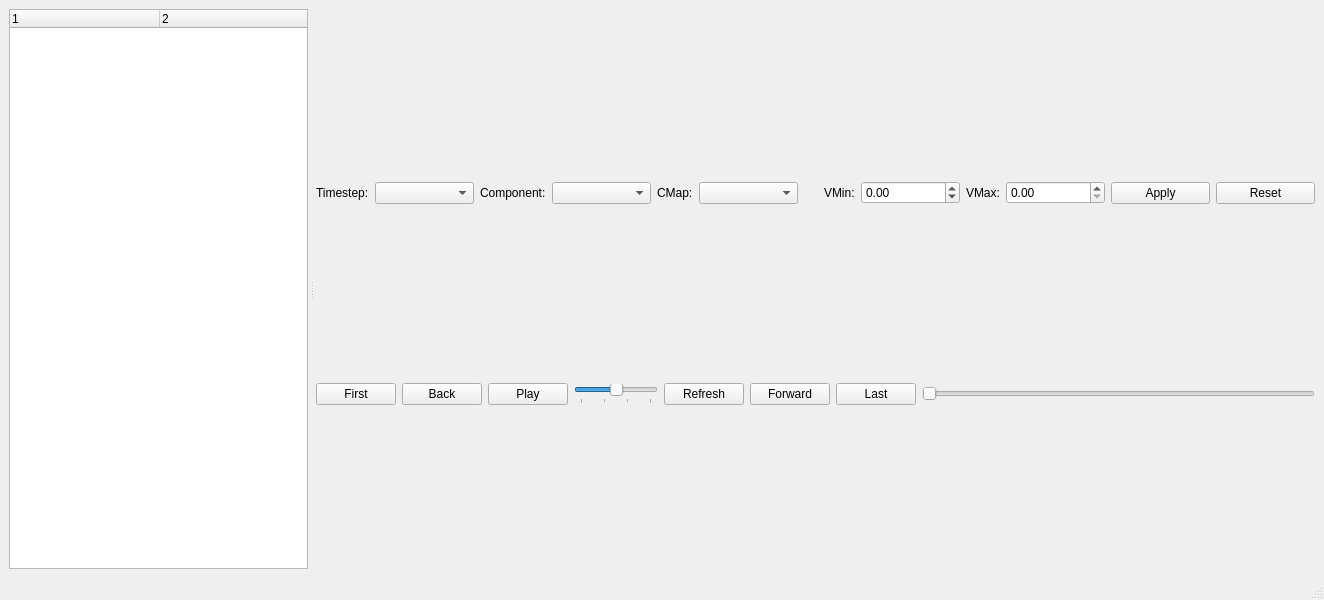
Old version of the form xanespy/qt_frame_window.ui in the repository canismarko/xanespy.
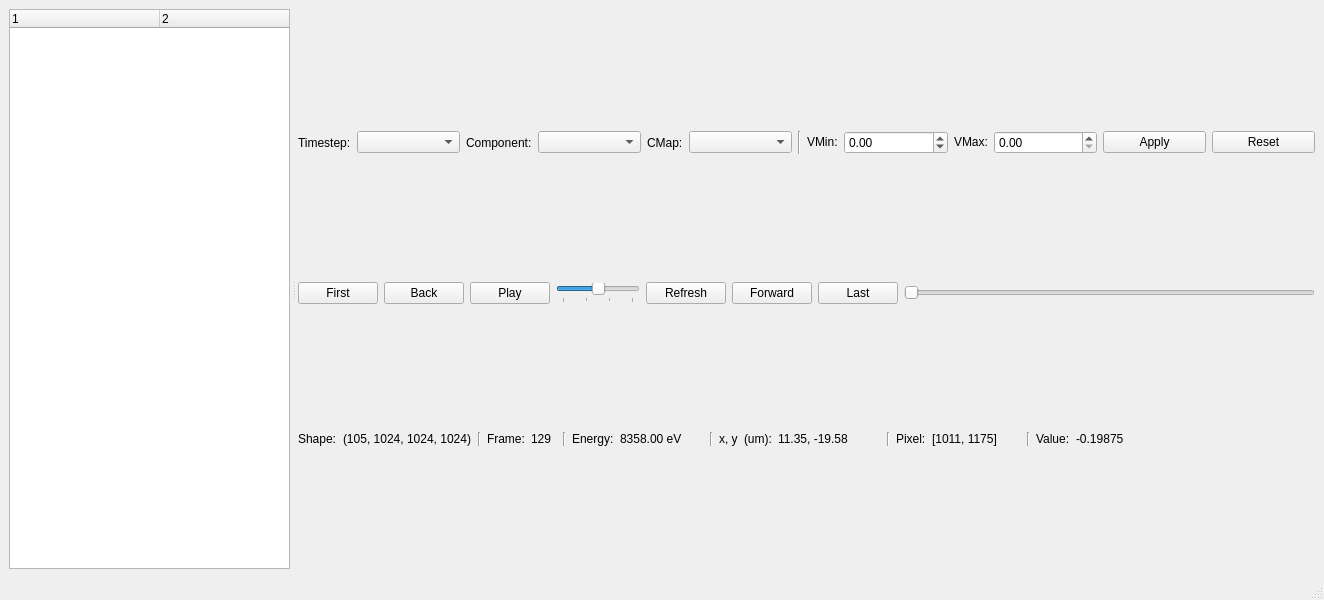
New version of the form. Icons and pictures are not drawn.

Commit message: Moved indicators for frame info off of the statusbar into a layout.

Diff of the .ui file:
```diff
--- a/xanespy/qt_frame_window.ui
+++ b/xanespy/qt_frame_window.ui
@@ -164,20 +164,11 @@
            </widget>
           </item>
           <item>
-           <spacer name="verticalSpacer">
+           <widget class="Line" name="line">
             <property name="orientation">
              <enum>Qt::Vertical</enum>
             </property>
-            <property name="sizeType">
-             <enum>QSizePolicy::Fixed</enum>
-            </property>
-            <property name="sizeHint" stdset="0">
-             <size>
-              <width>20</width>
-              <height>40</height>
-             </size>
-            </property>
-           </spacer>
+           </widget>
           </item>
           <item>
            <widget class="QLabel" name="lblVMin">
@@ -415,6 +406,310 @@
           </item>
          </layout>
         </item>
+        <item>
+         <layout class="QHBoxLayout" name="horizontalLayout">
+          <item>
+           <widget class="QLabel" name="label_3">
+            <property name="sizePolicy">
+             <sizepolicy hsizetype="Fixed" vsizetype="Fixed">
+              <horstretch>0</horstretch>
+              <verstretch>0</verstretch>
+             </sizepolicy>
+            </property>
+            <property name="text">
+             <string>Shape:</string>
+            </property>
+           </widget>
+          </item>
+          <item>
+           <widget class="QLabel" name="lblShape">
+            <property name="sizePolicy">
+             <sizepolicy hsizetype="Fixed" vsizetype="Fixed">
+              <horstretch>0</horstretch>
+              <verstretch>0</verstretch>
+             </sizepolicy>
+            </property>
+            <property name="minimumSize">
+             <size>
+              <width>0</width>
+              <height>0</height>
+             </size>
+            </property>
+            <property name="text">
+             <string>(105, 1024, 1024, 1024)</string>
+            </property>
+           </widget>
+          </item>
+          <item>
+           <widget class="Line" name="line_2">
+            <property name="sizePolicy">
+             <sizepolicy hsizetype="Fixed" vsizetype="Preferred">
+              <horstretch>0</horstretch>
+              <verstretch>0</verstretch>
+             </sizepolicy>
+            </property>
+            <property name="minimumSize">
+             <size>
+              <width>0</width>
+              <height>0</height>
+             </size>
+            </property>
+            <property name="orientation">
+             <enum>Qt::Vertical</enum>
+            </property>
+           </widget>
+          </item>
+          <item>
+           <widget class="QLabel" name="label_4">
+            <property name="sizePolicy">
+             <sizepolicy hsizetype="Fixed" vsizetype="Fixed">
+              <horstretch>0</horstretch>
+              <verstretch>0</verstretch>
+             </sizepolicy>
+            </property>
+            <property name="text">
+             <string>Frame:</string>
+            </property>
+           </widget>
+          </item>
+          <item>
+           <widget class="QLabel" name="lblIndex">
+            <property name="sizePolicy">
+             <sizepolicy hsizetype="Fixed" vsizetype="Fixed">
+              <horstretch>0</horstretch>
+              <verstretch>0</verstretch>
+             </sizepolicy>
+            </property>
+            <property name="minimumSize">
+             <size>
+              <width>26</width>
+              <height>0</height>
+             </size>
+            </property>
+            <property name="text">
+             <string>129</string>
+            </property>
+           </widget>
+          </item>
+          <item>
+           <widget class="Line" name="line_3">
+            <property name="sizePolicy">
+             <sizepolicy hsizetype="Fixed" vsizetype="Preferred">
+              <horstretch>0</horstretch>
+              <verstretch>0</verstretch>
+             </sizepolicy>
+            </property>
+            <property name="minimumSize">
+             <size>
+              <width>0</width>
+              <height>0</height>
+             </size>
+            </property>
+            <property name="orientation">
+             <enum>Qt::Vertical</enum>
+            </property>
+           </widget>
+          </item>
+          <item>
+           <widget class="QLabel" name="label_12">
+            <property name="sizePolicy">
+             <sizepolicy hsizetype="Fixed" vsizetype="Fixed">
+              <horstretch>0</horstretch>
+              <verstretch>0</verstretch>
+             </sizepolicy>
+            </property>
+            <property name="text">
+             <string>Energy:</string>
+            </property>
+           </widget>
+          </item>
+          <item>
+           <widget class="QLabel" name="lblEnergy">
+            <property name="sizePolicy">
+             <sizepolicy hsizetype="Fixed" vsizetype="Fixed">
+              <horstretch>0</horstretch>
+              <verstretch>0</verstretch>
+             </sizepolicy>
+            </property>
+            <property name="minimumSize">
+             <size>
+              <width>84</width>
+              <height>0</height>
+             </size>
+            </property>
+            <property name="text">
+             <string>8358.00 eV</string>
+            </property>
+           </widget>
+          </item>
+          <item>
+           <widget class="Line" name="line_4">
+            <property name="sizePolicy">
+             <sizepolicy hsizetype="Fixed" vsizetype="Preferred">
+              <horstretch>0</horstretch>
+              <verstretch>0</verstretch>
+             </sizepolicy>
+            </property>
+            <property name="minimumSize">
+             <size>
+              <width>0</width>
+              <height>0</height>
+             </size>
+            </property>
+            <property name="orientation">
+             <enum>Qt::Vertical</enum>
+            </property>
+           </widget>
+          </item>
+          <item>
+           <widget class="QLabel" name="label_10">
+            <property name="sizePolicy">
+             <sizepolicy hsizetype="Fixed" vsizetype="Fixed">
+              <horstretch>0</horstretch>
+              <verstretch>0</verstretch>
+             </sizepolicy>
+            </property>
+            <property name="text">
+             <string>x, y</string>
+            </property>
+           </widget>
+          </item>
+          <item>
+           <widget class="QLabel" name="lblUnit">
+            <property name="sizePolicy">
+             <sizepolicy hsizetype="Fixed" vsizetype="Fixed">
+              <horstretch>0</horstretch>
+              <verstretch>0</verstretch>
+             </sizepolicy>
+            </property>
+            <property name="text">
+             <string>(um):</string>
+            </property>
+           </widget>
+          </item>
+          <item>
+           <widget class="QLabel" name="lblCursor">
+            <property name="sizePolicy">
+             <sizepolicy hsizetype="Fixed" vsizetype="Fixed">
+              <horstretch>0</horstretch>
+              <verstretch>0</verstretch>
+             </sizepolicy>
+            </property>
+            <property name="minimumSize">
+             <size>
+              <width>103</width>
+              <height>0</height>
+             </size>
+            </property>
+            <property name="text">
+             <string>11.35, -19.58</string>
+            </property>
+           </widget>
+          </item>
+          <item>
+           <widget class="Line" name="line_5">
+            <property name="sizePolicy">
+             <sizepolicy hsizetype="Fixed" vsizetype="Preferred">
+              <horstretch>0</horstretch>
+              <verstretch>0</verstretch>
+             </sizepolicy>
+            </property>
+            <property name="minimumSize">
+             <size>
+              <width>0</width>
+              <height>0</height>
+             </size>
+            </property>
+            <property name="orientation">
+             <enum>Qt::Vertical</enum>
+            </property>
+           </widget>
+          </item>
+          <item>
+           <widget class="QLabel" name="label_7">
+            <property name="sizePolicy">
+             <sizepolicy hsizetype="Fixed" vsizetype="Fixed">
+              <horstretch>0</horstretch>
+              <verstretch>0</verstretch>
+             </sizepolicy>
+            </property>
+            <property name="text">
+             <string>Pixel:</string>
+            </property>
+           </widget>
+          </item>
+          <item>
+           <widget class="QLabel" name="lblPixel">
+            <property name="sizePolicy">
+             <sizepolicy hsizetype="Fixed" vsizetype="Fixed">
+              <horstretch>0</horstretch>
+              <verstretch>0</verstretch>
+             </sizepolicy>
+            </property>
+            <property name="minimumSize">
+             <size>
+              <width>89</width>
+              <height>0</height>
+             </size>
+            </property>
+            <property name="text">
+             <string>[1011, 1175]</string>
+            </property>
+           </widget>
+          </item>
+          <item>
+           <widget class="Line" name="line_6">
+            <property name="sizePolicy">
+             <sizepolicy hsizetype="Fixed" vsizetype="Preferred">
+              <horstretch>0</horstretch>
+              <verstretch>0</verstretch>
+             </sizepolicy>
+            </property>
+            <property name="minimumSize">
+             <size>
+              <width>0</width>
+              <height>0</height>
+             </size>
+            </property>
+            <property name="orientation">
+             <enum>Qt::Vertical</enum>
+            </property>
+           </widget>
+          </item>
+          <item>
+           <widget class="QLabel" name="label_2">
+            <property name="sizePolicy">
+             <sizepolicy hsizetype="Fixed" vsizetype="Fixed">
+              <horstretch>0</horstretch>
+              <verstretch>0</verstretch>
+             </sizepolicy>
+            </property>
+            <property name="text">
+             <string>Value:</string>
+            </property>
+           </widget>
+          </item>
+          <item>
+           <widget class="QLabel" name="lblValue">
+            <property name="sizePolicy">
+             <sizepolicy hsizetype="Expanding" vsizetype="Fixed">
+              <horstretch>0</horstretch>
+              <verstretch>0</verstretch>
+             </sizepolicy>
+            </property>
+            <property name="minimumSize">
+             <size>
+              <width>150</width>
+              <height>0</height>
+             </size>
+            </property>
+            <property name="text">
+             <string>-0.19875</string>
+            </property>
+           </widget>
+          </item>
+         </layout>
+        </item>
        </layout>
       </widget>
      </widget>
```
Left out of the diff: 6 changed lines with no effect on the pictures. The commit also changes 6 other files.
